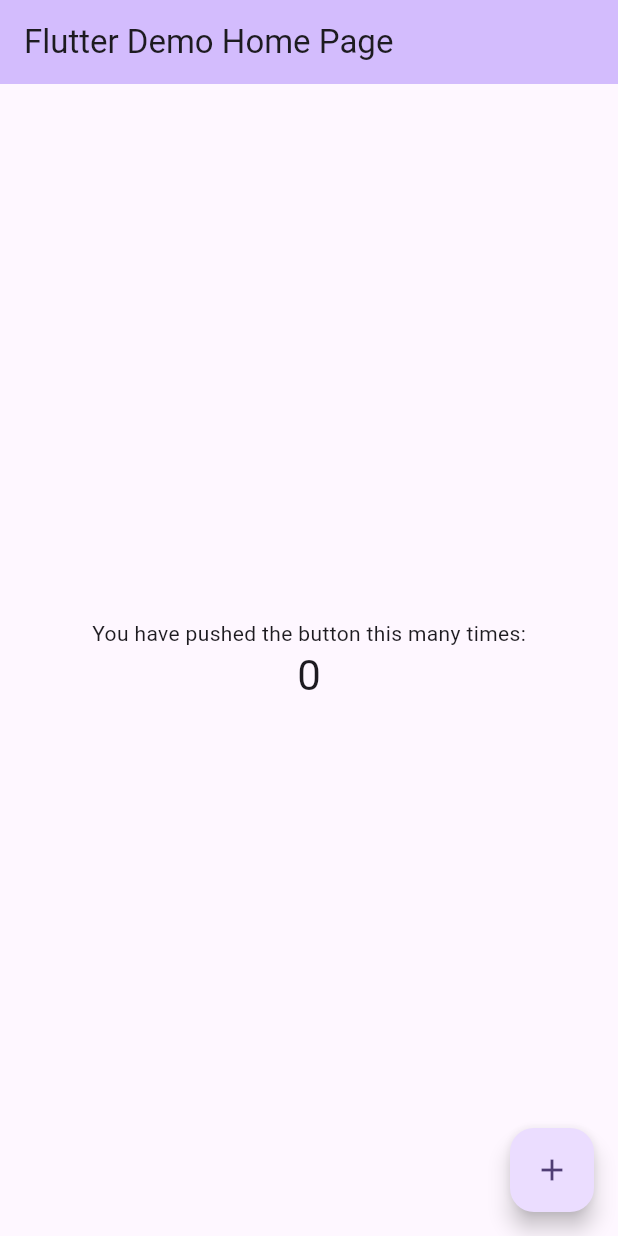
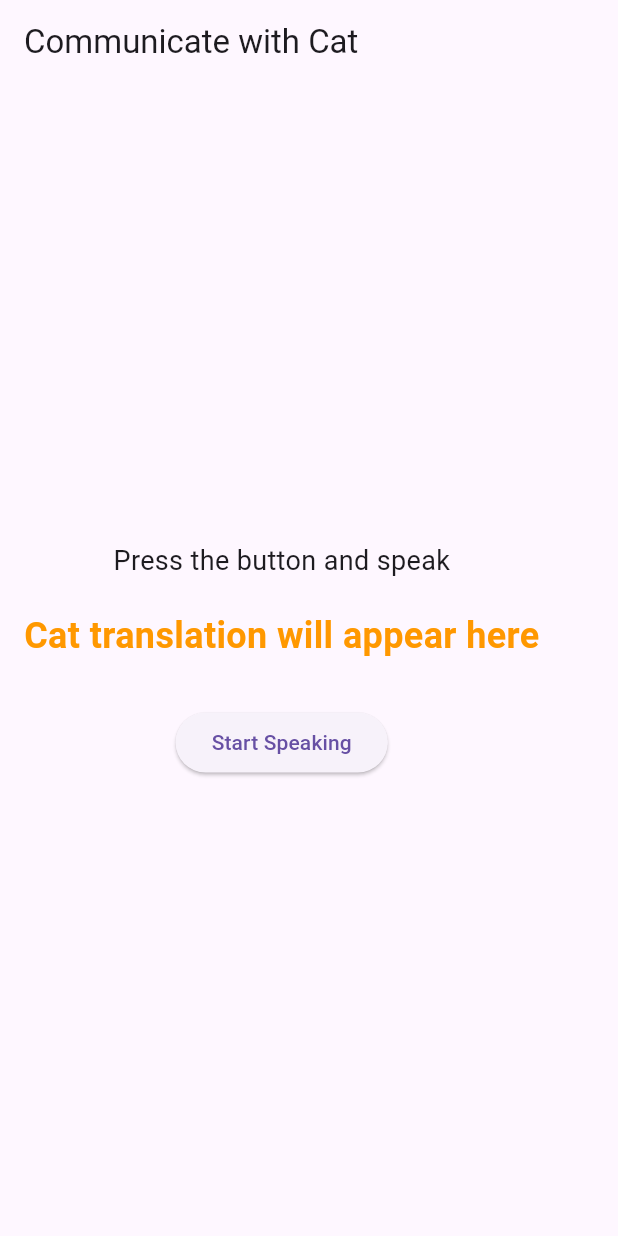
Before and after one commit to omanrai/communicate_with_cat, a Flutter app: the screen it shows after launch, on a phone screen of 412 x 824 dp. Run offline on Flutter 3.47's test engine with Material 3 defaults, Android fonts, the light colour scheme and no system bars; our stand-ins replace audioplayers, speech_to_text.

Commit message:
Refactor main application structure and integrate speech recognition and audio player functionalities

```diff
--- a/lib/home_screen.dart
+++ b/lib/home_screen.dart
@@ -1,122 +1,122 @@
-// import 'package:flutter/material.dart';
-// import 'package:speech_to_text/speech_to_text.dart' as stt;
-// import 'package:http/http.dart' as http;
-// import 'dart:convert';
-// import 'package:audioplayers/audioplayers.dart';
+import 'package:flutter/material.dart';
+import 'package:speech_to_text/speech_to_text.dart' as stt;
+import 'package:http/http.dart' as http;
+import 'dart:convert';
+import 'package:audioplayers/audioplayers.dart';
 
-// class HomeScreen extends StatefulWidget {
-//   @override
-//   _HomeScreenState createState() => _HomeScreenState();
-// }
+class HomeScreen extends StatefulWidget {
+  @override
+  _HomeScreenState createState() => _HomeScreenState();
+}
 
-// class _HomeScreenState extends State<HomeScreen> {
-//   stt.SpeechToText _speech = stt.SpeechToText();
-//   bool _isListening = false;
-//   String _spokenText = "Press the button and speak";
-//   String _translatedText = "Cat translation will appear here";
-//   final AudioPlayer _audioPlayer = AudioPlayer();
+class _HomeScreenState extends State<HomeScreen> {
+  stt.SpeechToText _speech = stt.SpeechToText();
+  bool _isListening = false;
+  String _spokenText = "Press the button and speak";
+  String _translatedText = "Cat translation will appear here";
+  final AudioPlayer _audioPlayer = AudioPlayer();
 
-//   @override
-//   void initState() {
-//     super.initState();
-//     _speech.initialize();
-//   }
+  @override
+  void initState() {
+    super.initState();
+    _speech.initialize();
+  }
 
-//   Future<void> _startListening() async {
-//     if (!_isListening) {
-//       bool available = await _speech.initialize(
-//         onStatus: (status) => print("Status: $status"),
-//         onError: (error) => print("Error: $error"),
-//       );
-//       if (available) {
-//         setState(() => _isListening = true);
-//         _speech.listen(
-//           onResult: (result) {
-//             setState(() {
-//               _spokenText = result.recognizedWords;
-//             });
-//           },
-//         );
-//       }
-//     }
-//   }
+  Future<void> _startListening() async {
+    if (!_isListening) {
+      bool available = await _speech.initialize(
+        onStatus: (status) => print("Status: $status"),
+        onError: (error) => print("Error: $error"),
+      );
+      if (available) {
+        setState(() => _isListening = true);
+        _speech.listen(
+          onResult: (result) {
+            setState(() {
+              _spokenText = result.recognizedWords;
+            });
+          },
+        );
+      }
+    }
+  }
 
-//   Future<void> _stopListening() async {
-//     setState(() => _isListening = false);
-//     await _speech.stop();
-//     if (_spokenText.isNotEmpty) {
-//       _translateToCatLanguage(_spokenText);
-//     }
-//   }
+  Future<void> _stopListening() async {
+    setState(() => _isListening = false);
+    await _speech.stop();
+    if (_spokenText.isNotEmpty) {
+      _translateToCatLanguage(_spokenText);
+    }
+  }
 
-//   Future<void> _translateToCatLanguage(String inputText) async {
-//     const apiKey = "YOUR_OPENAI_API_KEY"; // Replace with your chatGPT API key
-//     const apiUrl = "https://api.openai.com/v1/completions";
+  Future<void> _translateToCatLanguage(String inputText) async {
+    const apiKey = "YOUR_OPENAI_API_KEY"; // Replace with your chatGPT API key
+    const apiUrl = "https://api.openai.com/v1/completions";
 
-//     final response = await http.post(
-//       Uri.parse(apiUrl),
-//       headers: {
-//         "Content-Type": "application/json",
-//         "Authorization": "Bearer $apiKey",
-//       },
-//       body: jsonEncode({
-//         //put model version in which you want to translate from
-//         "model": "gpt-3.5-turbo",
-//         "messages": [
-//           {
-//             "role": "system",
-//             "content":
-//                 "You are a cat that translates human speech into cat meows."
-//           },
-//           {"role": "user", "content": "Translate to cat language: $inputText"}
-//         ],
-//         "max_tokens": 20
-//       }),
-//     );
+    final response = await http.post(
+      Uri.parse(apiUrl),
+      headers: {
+        "Content-Type": "application/json",
+        "Authorization": "Bearer $apiKey",
+      },
+      body: jsonEncode({
+        //put model version in which you want to translate from
+        "model": "gpt-3.5-turbo",
+        "messages": [
+          {
+            "role": "system",
+            "content":
+                "You are a cat that translates human speech into cat meows."
+          },
+          {"role": "user", "content": "Translate to cat language: $inputText"}
+        ],
+        "max_tokens": 20
+      }),
+    );
 
-//     if (response.statusCode == 200) {
-//       final data = jsonDecode(response.body);
-//       String catTranslation = data["choices"][0]["message"]["content"];
-//       setState(() {
-//         _translatedText = catTranslation;
-//       });
-//       _playCatSound();
-//     } else {
-//       setState(() {
-//         _translatedText = "Translation failed!";
-//       });
-//     }
-//   }
+    if (response.statusCode == 200) {
+      final data = jsonDecode(response.body);
+      String catTranslation = data["choices"][0]["message"]["content"];
+      setState(() {
+        _translatedText = catTranslation;
+      });
+      _playCatSound();
+    } else {
+      setState(() {
+        _translatedText = "Translation failed!";
+      });
+    }
+  }
 
-//   Future<void> _playCatSound() async {
-//     await _audioPlayer
-//         .play(AssetSource('meow.mp3')); // Add a cat sound to your assets
-//   }
+  Future<void> _playCatSound() async {
+    await _audioPlayer
+        .play(AssetSource('meow.mp3')); // Add a cat sound to your assets
+  }
 
-//   @override
-//   Widget build(BuildContext context) {
-//     return Scaffold(
-//       appBar: AppBar(title: Text("Communicate with Cat")),
-//       body: Padding(
-//         padding: const EdgeInsets.all(16.0),
-//         child: Column(
-//           mainAxisAlignment: MainAxisAlignment.center,
-//           children: [
-//             Text(_spokenText, style: TextStyle(fontSize: 18)),
-//             SizedBox(height: 20),
-//             Text(_translatedText,
-//                 style: TextStyle(
-//                     fontSize: 24,
-//                     fontWeight: FontWeight.bold,
-//                     color: Colors.orange)),
-//             SizedBox(height: 30),
-//             ElevatedButton(
-//               onPressed: _isListening ? _stopListening : _startListening,
-//               child: Text(_isListening ? "Stop Listening" : "Start Speaking"),
-//             ),
-//           ],
-//         ),
-//       ),
-//     );
-//   }
-// }
+  @override
+  Widget build(BuildContext context) {
+    return Scaffold(
+      appBar: AppBar(title: Text("Communicate with Cat")),
+      body: Padding(
+        padding: const EdgeInsets.all(16.0),
+        child: Column(
+          mainAxisAlignment: MainAxisAlignment.center,
+          children: [
+            Text(_spokenText, style: TextStyle(fontSize: 18)),
+            SizedBox(height: 20),
+            Text(_translatedText,
+                style: TextStyle(
+                    fontSize: 24,
+                    fontWeight: FontWeight.bold,
+                    color: Colors.orange)),
+            SizedBox(height: 30),
+            ElevatedButton(
+              onPressed: _isListening ? _stopListening : _startListening,
+              child: Text(_isListening ? "Stop Listening" : "Start Speaking"),
+            ),
+          ],
+        ),
+      ),
+    );
+  }
+}
--- a/lib/main.dart
+++ b/lib/main.dart
@@ -1,125 +1,21 @@
 import 'package:flutter/material.dart';
+import 'package:speech_to_text/speech_to_text.dart' as stt;
+import 'package:http/http.dart' as http;
+import 'dart:convert';
+import 'package:audioplayers/audioplayers.dart';
+
+import 'home_screen.dart';
 
 void main() {
-  runApp(const MyApp());
+  runApp(CommunicateWithCatApp());
 }
 
-class MyApp extends StatelessWidget {
-  const MyApp({super.key});
-
-  // This widget is the root of your application.
+class CommunicateWithCatApp extends StatelessWidget {
   @override
   Widget build(BuildContext context) {
     return MaterialApp(
-      title: 'Flutter Demo',
-      theme: ThemeData(
-        // This is the theme of your application.
-        //
-        // TRY THIS: Try running your application with "flutter run". You'll see
-        // the application has a purple toolbar. Then, without quitting the app,
-        // try changing the seedColor in the colorScheme below to Colors.green
-        // and then invoke "hot reload" (save your changes or press the "hot
-        // reload" button in a Flutter-supported IDE, or press "r" if you used
-        // the command line to start the app).
-        //
-        // Notice that the counter didn't reset back to zero; the application
-        // state is not lost during the reload. To reset the state, use hot
-        // restart instead.
-        //
-        // This works for code too, not just values: Most code changes can be
-        // tested with just a hot reload.
-        colorScheme: ColorScheme.fromSeed(seedColor: Colors.deepPurple),
-        useMaterial3: true,
-      ),
-      home: const MyHomePage(title: 'Flutter Demo Home Page'),
+      debugShowCheckedModeBanner: false,
+      home: HomeScreen(),
     );
   }
 }
-
-class MyHomePage extends StatefulWidget {
-  const MyHomePage({super.key, required this.title});
-
-  // This widget is the home page of your application. It is stateful, meaning
-  // that it has a State object (defined below) that contains fields that affect
-  // how it looks.
-
-  // This class is the configuration for the state. It holds the values (in this
-  // case the title) provided by the parent (in this case the App widget) and
-  // used by the build method of the State. Fields in a Widget subclass are
-  // always marked "final".
-
-  final String title;
-
-  @override
-  State<MyHomePage> createState() => _MyHomePageState();
-}
-
-class _MyHomePageState extends State<MyHomePage> {
-  int _counter = 0;
-
-  void _incrementCounter() {
-    setState(() {
-      // This call to setState tells the Flutter framework that something has
-      // changed in this State, which causes it to rerun the build method below
-      // so that the display can reflect the updated values. If we changed
-      // _counter without calling setState(), then the build method would not be
-      // called again, and so nothing would appear to happen.
-      _counter++;
-    });
-  }
-
-  @override
-  Widget build(BuildContext context) {
-    // This method is rerun every time setState is called, for instance as done
-    // by the _incrementCounter method above.
-    //
-    // The Flutter framework has been optimized to make rerunning build methods
-    // fast, so that you can just rebuild anything that needs updating rather
-    // than having to individually change instances of widgets.
-    return Scaffold(
-      appBar: AppBar(
-        // TRY THIS: Try changing the color here to a specific color (to
-        // Colors.amber, perhaps?) and trigger a hot reload to see the AppBar
-        // change color while the other colors stay the same.
-        backgroundColor: Theme.of(context).colorScheme.inversePrimary,
-        // Here we take the value from the MyHomePage object that was created by
-        // the App.build method, and use it to set our appbar title.
-        title: Text(widget.title),
-      ),
-      body: Center(
-        // Center is a layout widget. It takes a single child and positions it
-        // in the middle of the parent.
-        child: Column(
-          // Column is also a layout widget. It takes a list of children and
-          // arranges them vertically. By default, it sizes itself to fit its
-          // children horizontally, and tries to be as tall as its parent.
-          //
-          // Column has various properties to control how it sizes itself and
-          // how it positions its children. Here we use mainAxisAlignment to
-          // center the children vertically; the main axis here is the vertical
-          // axis because Columns are vertical (the cross axis would be
-          // horizontal).
-          //
-          // TRY THIS: Invoke "debug painting" (choose the "Toggle Debug Paint"
-          // action in the IDE, or press "p" in the console), to see the
-          // wireframe for each widget.
-          mainAxisAlignment: MainAxisAlignment.center,
-          children: <Widget>[
-            const Text(
-              'You have pushed the button this many times:',
-            ),
-            Text(
-              '$_counter',
-              style: Theme.of(context).textTheme.headlineMedium,
-            ),
-          ],
-        ),
-      ),
-      floatingActionButton: FloatingActionButton(
-        onPressed: _incrementCounter,
-        tooltip: 'Increment',
-        child: const Icon(Icons.add),
-      ), // This trailing comma makes auto-formatting nicer for build methods.
-    );
-  }
-}
```
